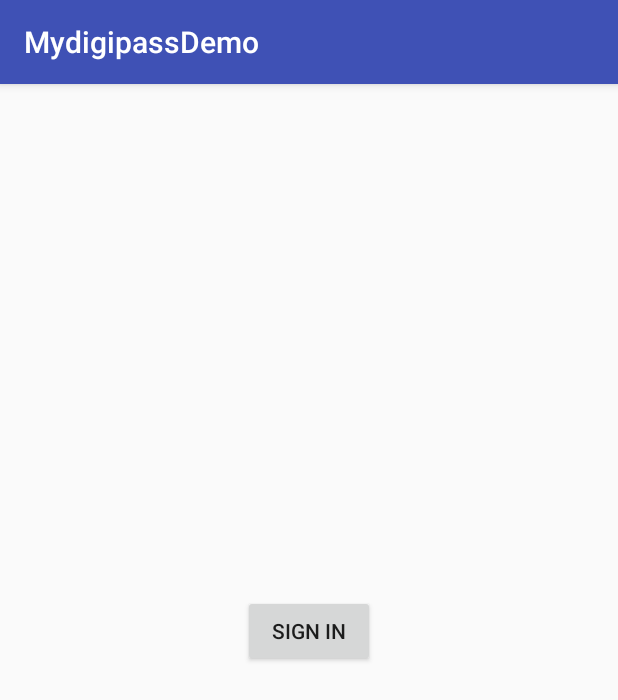
After one commit to trimentor/mydigipass-android-demo, an Android app: the fragment UserFragment shown on its own in the app's theme, on a phone screen of 412 x 824 dp. The commit adds this screen. Shown: the top 700 px of the screen. Run offline under Robolectric (Android 15) with nearby library versions, the phone set to English and light mode, and no system bars; our stand-ins replace data binding.

Commit message:
First attempt to authenticate via app2app, get token and get user data

```diff
--- /dev/null
+++ b/app/src/main/java/com/example/myapp/mydigipassdemo/view/UserFragment.java
@@ -0,0 +1,48 @@
+package com.example.myapp.mydigipassdemo.view;
+
+import android.databinding.DataBindingUtil;
+import android.os.Bundle;
+import android.support.annotation.Nullable;
+import android.support.v4.app.Fragment;
+import android.view.LayoutInflater;
+import android.view.View;
+import android.view.ViewGroup;
+
+import com.example.myapp.mydigipassdemo.R;
+import com.example.myapp.mydigipassdemo.databinding.UserFragmentBinding;
+import com.example.myapp.mydigipassdemo.model.User;
+import com.example.myapp.mydigipassdemo.viewmodel.UserViewModel;
+
+public class UserFragment extends Fragment {
+
+    private UserActivity userActivity;
+    private UserViewModel userViewModel;
+    private UserFragmentBinding userFragmentBinding;
+
+    @Nullable
+    @Override
+    public View onCreateView(LayoutInflater inflater, @Nullable ViewGroup container, @Nullable Bundle savedInstanceState) {
+        userFragmentBinding = DataBindingUtil.inflate(inflater, R.layout.user_fragment, container, false);
+        userFragmentBinding.setView(this);
+        userFragmentBinding.setViewmodel(userViewModel);
+
+        View root = userFragmentBinding.getRoot();
+        return root;
+    }
+
+    public void setViewModel(UserViewModel viewModel) {
+        this.userViewModel = viewModel;
+    }
+
+    public void setViewActivity(UserActivity userActivity) {
+        this.userActivity = userActivity;
+    }
+
+    public void signin() {
+        userActivity.signIn();
+    }
+
+    public void updateUser(User user) {
+        userViewModel.updateUser(user);
+    }
+}
--- a/app/src/main/res/layout/main_activity.xml
+++ /dev/null
@@ -1,6 +0,0 @@
-<?xml version="1.0" encoding="utf-8"?>
-<LinearLayout xmlns:android="http://schemas.android.com/apk/res/android"
-    android:orientation="vertical" android:layout_width="match_parent"
-    android:layout_height="match_parent">
-
-</LinearLayout>
--- /dev/null
+++ b/app/src/main/res/layout/user_fragment.xml
@@ -0,0 +1,36 @@
+<?xml version="1.0" encoding="utf-8"?>
+<layout xmlns:android="http://schemas.android.com/apk/res/android">
+    <data>
+        <import type="android.view.View" />
+        <variable name="view" type="com.example.myapp.mydigipassdemo.view.UserFragment" />
+        <variable name="viewmodel" type="com.example.myapp.mydigipassdemo.viewmodel.UserViewModel" />
+    </data>
+
+    <LinearLayout
+        android:layout_width="match_parent"
+        android:layout_height="match_parent"
+        android:gravity="center"
+        android:orientation="vertical"
+        >
+
+        <Button
+            android:id="@+id/sign_in_button"
+            android:layout_width="wrap_content"
+            android:layout_height="wrap_content"
+            android:text="@string/button.sign_in"
+            android:onClick="@{() -> view.signin()}"
+            />
+
+        <TextView
+            android:layout_width="wrap_content"
+            android:layout_height="wrap_content"
+            android:text="@{viewmodel.firstName}"
+            />
+
+        <TextView
+            android:layout_width="wrap_content"
+            android:layout_height="wrap_content"
+            android:text="@{viewmodel.lastName}"
+            />
+    </LinearLayout>
+</layout>
--- a/app/src/main/res/values/strings.xml
+++ b/app/src/main/res/values/strings.xml
@@ -1,3 +1,6 @@
 <resources>
     <string name="app_name">MydigipassDemo</string>
+    <string name="button.sign_in">Sign in</string>
+    <string name="button.sign_out">Sign out</string>
+    <string name="user.name">Guest</string>
 </resources>
```
Also changed, not shown: app/build.gradle (+12 -0 lines), app/src/main/AndroidManifest.xml (+7 -1 lines), app/src/main/java/com/example/myapp/mydigipassdemo/MainActivity.java (deleted, +0 -13 lines), app/src/main/java/com/example/myapp/mydigipassdemo/data/MydigipassService.java (added, +19 -0 lines), app/src/main/java/com/example/myapp/mydigipassdemo/model/User.java (added, +34 -0 lines), app/src/main/java/com/example/myapp/mydigipassdemo/task/TokenTask.java (added, +73 -0 lines), app/src/main/java/com/example/myapp/mydigipassdemo/task/UserDataTask.java (added, +65 -0 lines), app/src/main/java/com/example/myapp/mydigipassdemo/util/ActivityUtil.java (added, +23 -0 lines), app/src/main/java/com/example/myapp/mydigipassdemo/view/UserActivity.java (added, +134 -0 lines), app/src/main/java/com/example/myapp/mydigipassdemo/view/ViewModelHolder.java (added, +34 -0 lines), app/src/main/java/com/example/myapp/mydigipassdemo/viewmodel/UserViewModel.java (added, +39 -0 lines), app/src/main/res/layout/user_activity.xml (added, +16 -0 lines).
